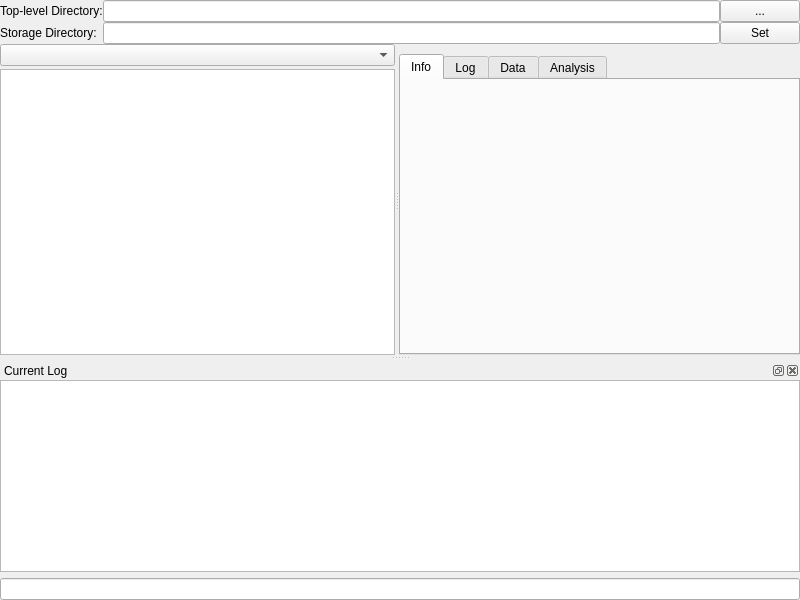
Above: lib/modules/DataManager/DataManagerTemplate.ui from acq4/acq4 before the change. Below: the same form after it.
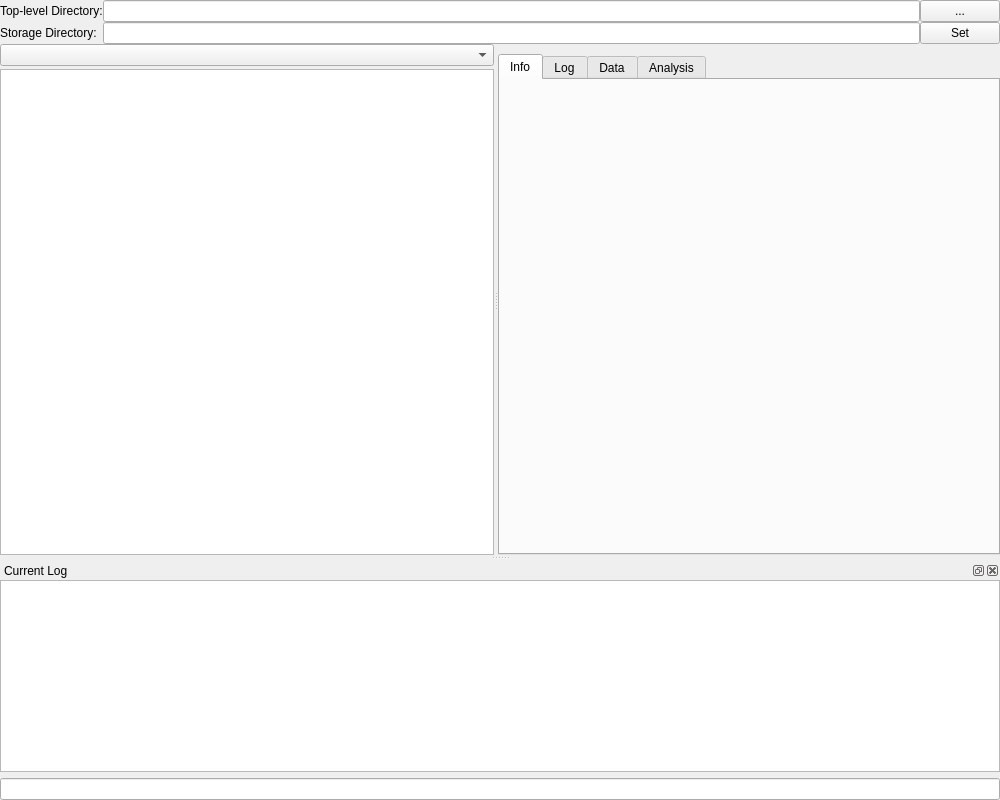
That is the form after the change. Custom widgets are drawn as their Qt base class.

The edit to the form file:
```diff
--- a/lib/modules/DataManager/DataManagerTemplate.ui
+++ b/lib/modules/DataManager/DataManagerTemplate.ui
@@ -6,8 +6,8 @@
    <rect>
     <x>0</x>
     <y>0</y>
-    <width>800</width>
-    <height>600</height>
+    <width>1000</width>
+    <height>800</height>
    </rect>
   </property>
   <property name="windowTitle">
```
